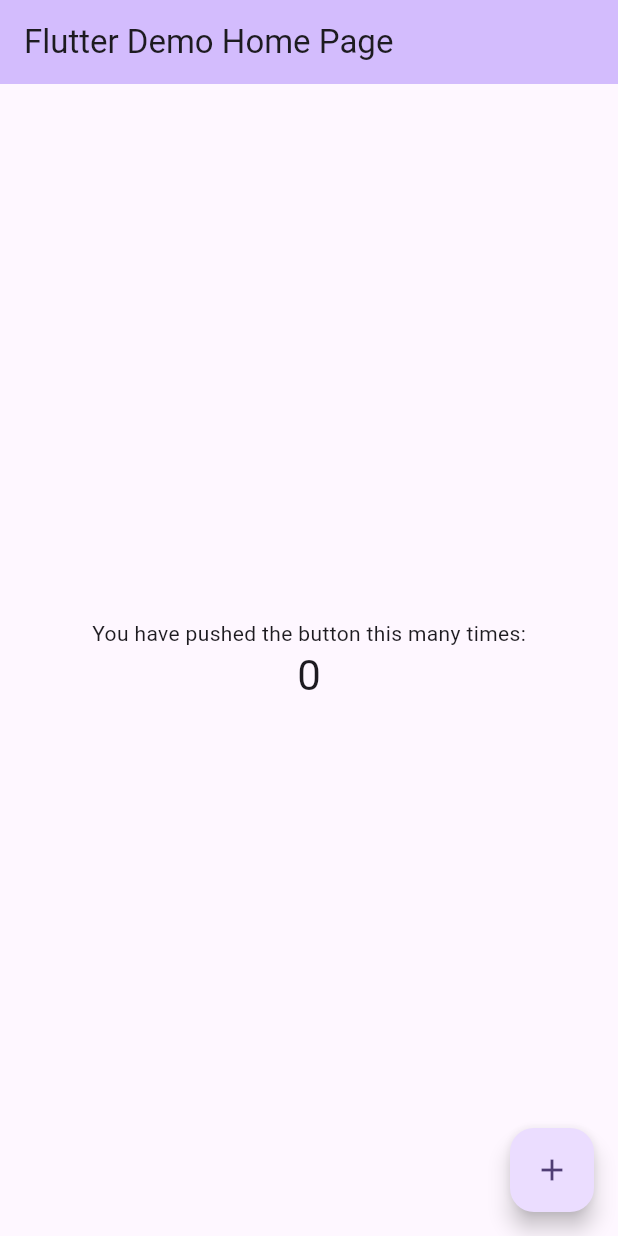
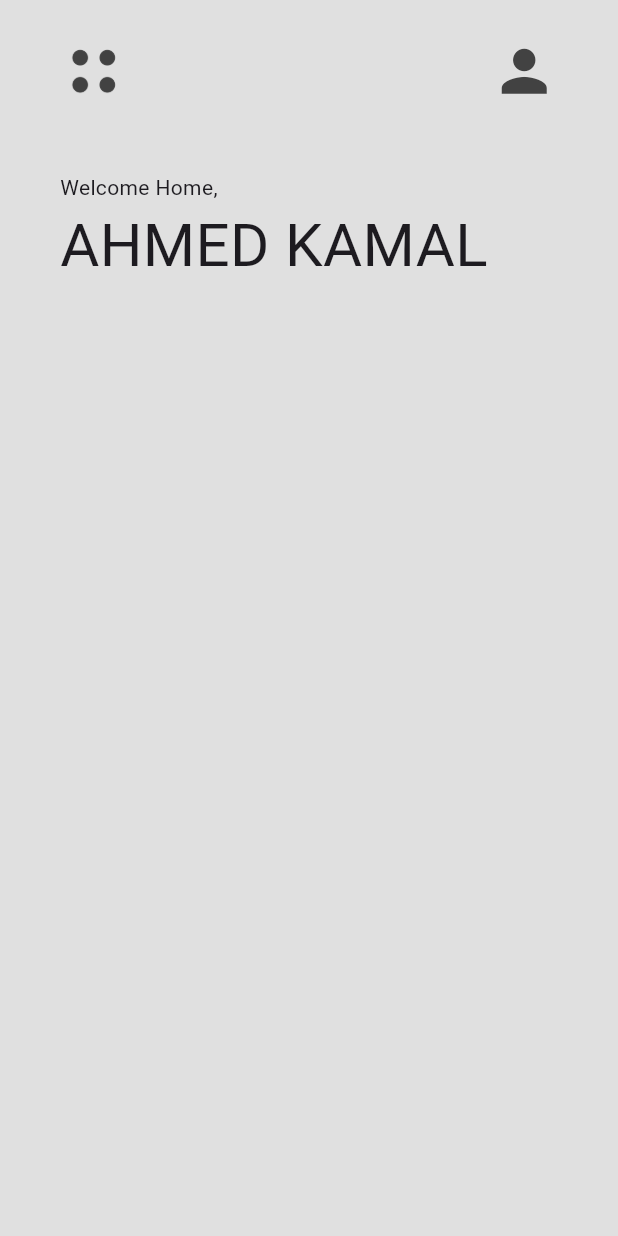
Before and after one commit to SyedAhmedKamal/flutter_ui, a Flutter app: the screen it shows after launch, on a phone screen of 412 x 824 dp. Run offline on Flutter 3.47's test engine with Material 3 defaults, Android fonts, the phone set to English and light mode, and no system bars.

Commit message:
home page with constum appBar.

```diff
--- a/lib/main.dart
+++ b/lib/main.dart
@@ -1,122 +1,16 @@
 import 'package:flutter/material.dart';
+import 'package:flutter_ui/pages/home_page.dart';
 
 void main() {
-  runApp(const MyApp());
+  runApp(MyApp());
 }
 
 class MyApp extends StatelessWidget {
-  const MyApp({super.key});
-
-  // This widget is the root of your application.
   @override
   Widget build(BuildContext context) {
     return MaterialApp(
-      title: 'Flutter Demo',
-      theme: ThemeData(
-        // This is the theme of your application.
-        //
-        // TRY THIS: Try running your application with "flutter run". You'll see
-        // the application has a purple toolbar. Then, without quitting the app,
-        // try changing the seedColor in the colorScheme below to Colors.green
-        // and then invoke "hot reload" (save your changes or press the "hot
-        // reload" button in a Flutter-supported IDE, or press "r" if you used
-        // the command line to start the app).
-        //
-        // Notice that the counter didn't reset back to zero; the application
-        // state is not lost during the reload. To reset the state, use hot
-        // restart instead.
-        //
-        // This works for code too, not just values: Most code changes can be
-        // tested with just a hot reload.
-        colorScheme: ColorScheme.fromSeed(seedColor: Colors.deepPurple),
-      ),
-      home: const MyHomePage(title: 'Flutter Demo Home Page'),
+      debugShowCheckedModeBanner: false,
+      home: HomePage(),
     );
   }
 }
-
-class MyHomePage extends StatefulWidget {
-  const MyHomePage({super.key, required this.title});
-
-  // This widget is the home page of your application. It is stateful, meaning
-  // that it has a State object (defined below) that contains fields that affect
-  // how it looks.
-
-  // This class is the configuration for the state. It holds the values (in this
-  // case the title) provided by the parent (in this case the App widget) and
-  // used by the build method of the State. Fields in a Widget subclass are
-  // always marked "final".
-
-  final String title;
-
-  @override
-  State<MyHomePage> createState() => _MyHomePageState();
-}
-
-class _MyHomePageState extends State<MyHomePage> {
-  int _counter = 0;
-
-  void _incrementCounter() {
-    setState(() {
-      // This call to setState tells the Flutter framework that something has
-      // changed in this State, which causes it to rerun the build method below
-      // so that the display can reflect the updated values. If we changed
-      // _counter without calling setState(), then the build method would not be
-      // called again, and so nothing would appear to happen.
-      _counter++;
-    });
-  }
-
-  @override
-  Widget build(BuildContext context) {
-    // This method is rerun every time setState is called, for instance as done
-    // by the _incrementCounter method above.
-    //
-    // The Flutter framework has been optimized to make rerunning build methods
-    // fast, so that you can just rebuild anything that needs updating rather
-    // than having to individually change instances of widgets.
-    return Scaffold(
-      appBar: AppBar(
-        // TRY THIS: Try changing the color here to a specific color (to
-        // Colors.amber, perhaps?) and trigger a hot reload to see the AppBar
-        // change color while the other colors stay the same.
-        backgroundColor: Theme.of(context).colorScheme.inversePrimary,
-        // Here we take the value from the MyHomePage object that was created by
-        // the App.build method, and use it to set our appbar title.
-        title: Text(widget.title),
-      ),
-      body: Center(
-        // Center is a layout widget. It takes a single child and positions it
-        // in the middle of the parent.
-        child: Column(
-          // Column is also a layout widget. It takes a list of children and
-          // arranges them vertically. By default, it sizes itself to fit its
-          // children horizontally, and tries to be as tall as its parent.
-          //
-          // Column has various properties to control how it sizes itself and
-          // how it positions its children. Here we use mainAxisAlignment to
-          // center the children vertically; the main axis here is the vertical
-          // axis because Columns are vertical (the cross axis would be
-          // horizontal).
-          //
-          // TRY THIS: Invoke "debug painting" (choose the "Toggle Debug Paint"
-          // action in the IDE, or press "p" in the console), to see the
-          // wireframe for each widget.
-          mainAxisAlignment: MainAxisAlignment.center,
-          children: <Widget>[
-            const Text('You have pushed the button this many times:'),
-            Text(
-              '$_counter',
-              style: Theme.of(context).textTheme.headlineMedium,
-            ),
-          ],
-        ),
-      ),
-      floatingActionButton: FloatingActionButton(
-        onPressed: _incrementCounter,
-        tooltip: 'Increment',
-        child: const Icon(Icons.add),
-      ), // This trailing comma makes auto-formatting nicer for build methods.
-    );
-  }
-}
--- /dev/null
+++ b/lib/pages/home_page.dart
@@ -0,0 +1,66 @@
+
+import 'package:flutter/material.dart';
+
+class HomePage extends StatefulWidget {
+  const HomePage({super.key});
+
+  @override
+  State<HomePage> createState() => _HomePageState();
+}
+
+class _HomePageState extends State<HomePage> {
+
+  final double horizontalPadding = 40.0;
+  final double verticalPadding = 25.0;
+
+  @override
+  Widget build(BuildContext context) {
+    return Scaffold(
+      backgroundColor: Colors.grey[300],
+      body: SafeArea(
+        child: Column(
+          crossAxisAlignment: CrossAxisAlignment.start,
+          children: [
+            // custom appbar
+            Padding(
+                padding: EdgeInsets.symmetric(
+                  horizontal: horizontalPadding,
+                  vertical: verticalPadding
+                ),
+              child: Row(
+                mainAxisAlignment: MainAxisAlignment.spaceBetween,
+                children: [
+                  // menu icon
+                  Image.asset("lib/icons/menu.png",
+                      height: 45,
+                      color: Colors.grey[800]),
+                  // account icon
+                  Icon(
+                    Icons.person,
+                    size: 45,
+                    color: Colors.grey[800],
+                  )
+                ],
+              ),
+            ),
+
+            const SizedBox(height: 20),
+            // welcome NAME
+            Padding(
+              padding: EdgeInsets.symmetric(horizontal: horizontalPadding),
+              child: Column(
+                crossAxisAlignment: CrossAxisAlignment.start,
+                children: [
+                  Text("Welcome Home,"),
+                  Text("AHMED KAMAL", style: TextStyle(fontSize: 40)),
+                ],
+              ),
+            )
+
+            // Smart devices GRID
+          ],
+        ),
+      ),
+    );
+  }
+}
```
Also changed, not shown: 1 other file.
